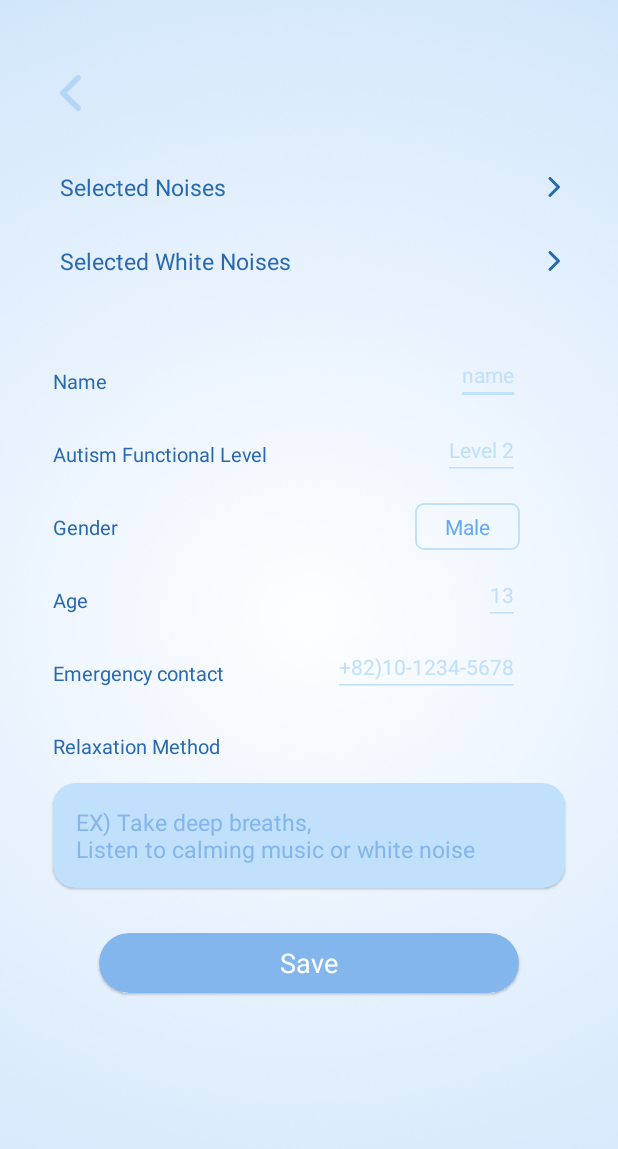
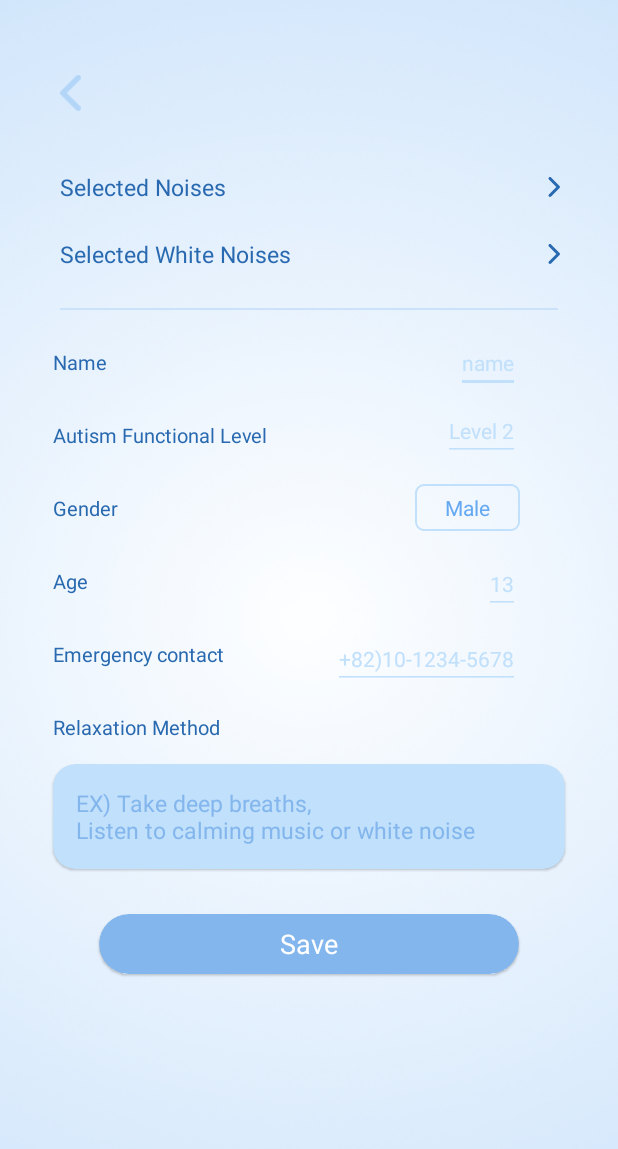
Before and after one commit to GDSC-SWU/2025-Mutism-SolutionChallenge, an Android app: the MyPageActivity screen opened directly, with no data from a screen before it, on a phone screen of 412 x 824 dp. Shown: the top 1149 px of the screen. Run offline under Robolectric (Android 15) with nearby library versions, the phone set to English and light mode, and no system bars.

Commit message:
feat: add my page divider

```diff
--- a/mutism/app/src/main/res/layout/activity_my_page.xml
+++ b/mutism/app/src/main/res/layout/activity_my_page.xml
@@ -67,7 +67,7 @@
         android:layout_width="match_parent"
         android:layout_height="wrap_content"
         android:orientation="horizontal"
-        android:layout_marginTop="20dp"
+        android:layout_marginTop="15dp"
         app:layout_constraintTop_toBottomOf="@+id/chipGroup_selected_noises">
 
         <TextView
@@ -90,6 +90,33 @@
 
     </LinearLayout>
 
+    <View
+        android:id="@+id/divider"
+        android:layout_width="0dp"
+        android:layout_height="1.5dp"
+        android:background="@color/color_primary_light4"
+        app:layout_constraintTop_toBottomOf="@+id/white_noise_container"
+        app:layout_constraintStart_toStartOf="parent"
+        app:layout_constraintEnd_toEndOf="parent"
+        android:layout_marginTop="25dp"
+        android:layout_marginStart="20dp"
+        android:layout_marginEnd="20dp"
+        />
+
+
+<!--    <TextView-->
+<!--        android:id="@+id/tv_user_info"-->
+<!--        android:layout_width="match_parent"-->
+<!--        android:layout_height="wrap_content"-->
+<!--        android:text="USER INFO"-->
+<!--        android:textColor="@color/color_primary_light3"-->
+<!--        android:textStyle="bold"-->
+<!--        android:textSize="20dp"-->
+<!--        android:layout_marginTop="40dp"-->
+<!--        android:layout_marginStart="15dp"-->
+<!--        app:layout_constraintStart_toStartOf="parent"-->
+<!--        app:layout_constraintTop_toBottomOf= "@+id/white_noise_container"/>-->
+
     <TextView
         android:id="@+id/tv_name"
         android:layout_width="wrap_content"
@@ -98,9 +125,9 @@
         android:textSize="13sp"
         android:textColor="@color/color_primary_dark"
         android:layout_marginStart="15dp"
-        android:layout_marginTop="60dp"
+        android:layout_marginTop="25dp"
         app:layout_constraintStart_toStartOf="parent"
-        app:layout_constraintTop_toBottomOf= "@+id/white_noise_container" />
+        app:layout_constraintTop_toBottomOf= "@+id/divider" />
 
     <EditText
         android:id="@+id/tv_name_value"
@@ -112,9 +139,9 @@
         android:textColorHint="@color/color_primary_light3"
         android:backgroundTint="@color/color_primary_light3"
         android:layout_marginEnd="45dp"
-        android:layout_marginTop="45dp"
+        android:layout_marginTop="15dp"
         app:layout_constraintEnd_toEndOf="parent"
-        app:layout_constraintTop_toBottomOf= "@+id/white_noise_container"
+        app:layout_constraintTop_toBottomOf= "@+id/divider"
         app:layout_constraintBottom_toTopOf="@+id/tv_autism_level_value"/>
 
 
@@ -140,7 +167,7 @@
         android:textColorHint="@color/color_primary_light3"
         android:backgroundTint="@color/color_primary_light3"
         android:layout_marginEnd="45dp"
-        android:layout_marginTop="10dp"
+        android:layout_marginTop="5dp"
         app:layout_constraintEnd_toEndOf="parent"
         app:layout_constraintTop_toBottomOf="@+id/tv_name_value"/>
 
@@ -222,7 +249,7 @@
         android:textColorHint="@color/color_primary_light3"
         android:backgroundTint="@color/color_primary_light3"
         android:layout_marginEnd="45dp"
-        android:layout_marginTop="10dp"
+        android:layout_marginTop="15dp"
         app:layout_constraintEnd_toEndOf="parent"
         app:layout_constraintTop_toBottomOf="@+id/gender_spinner"/>
 
@@ -248,7 +275,7 @@
         android:textColorHint="@color/color_primary_light3"
         android:backgroundTint="@color/color_primary_light3"
         android:layout_marginEnd="45dp"
-        android:layout_marginTop="8dp"
+        android:layout_marginTop="10dp"
         app:layout_constraintEnd_toEndOf="parent"
         app:layout_constraintTop_toBottomOf="@+id/tv_age_value"/>
 
--- a/mutism/app/src/main/res/values/colors.xml
+++ b/mutism/app/src/main/res/values/colors.xml
@@ -7,6 +7,7 @@
     <color name="color_primary_dark">#2869B0</color>
     <color name="color_primary_light2">#83B6ED</color>
     <color name="color_primary_light3">#C1E0FB</color>
+    <color name="color_primary_light4">#CAE3FA</color>
     <color name="color_main_bg">#EDEDED</color>
     <color name="color_noise_bg">#86B9EF</color>
     <color name="color_noise_item_bg">#ACCFF4</color>
```
